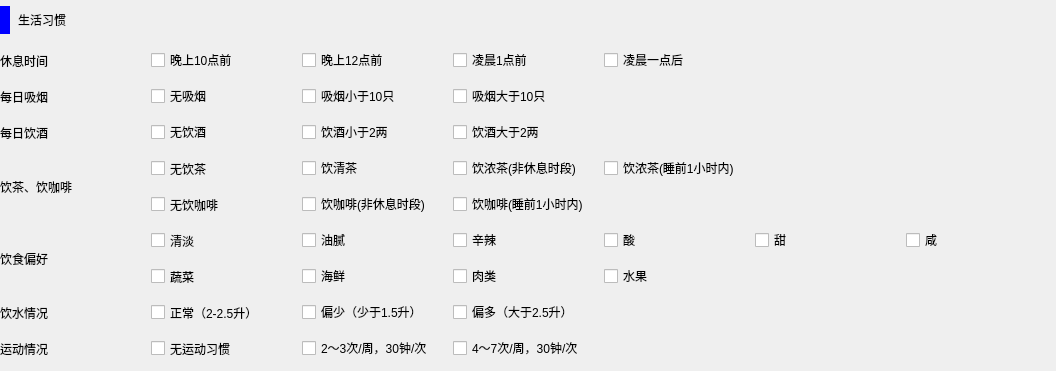
Qt form src/ui/t3l7.ui (fantasy-mark/Summer) before a commit.
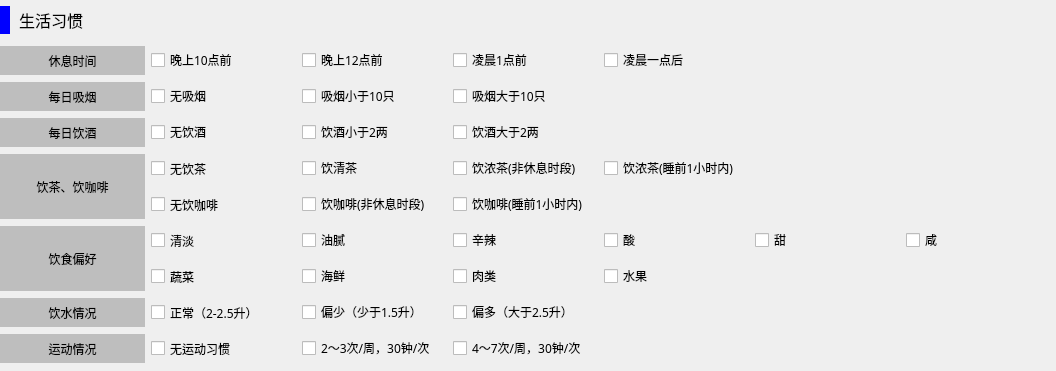
The same form after that commit.

Patch:
```diff
--- a/src/ui/t3l7.ui
+++ b/src/ui/t3l7.ui
@@ -22,6 +22,11 @@
      <height>364</height>
     </rect>
    </property>
+   <property name="font">
+    <font>
+     <family>微软雅黑</family>
+    </font>
+   </property>
    <layout class="QGridLayout" name="gridLayout" columnstretch="1,1,1,1,1,1,1">
     <item row="5" column="1">
      <widget class="QCheckBox" name="s52">
@@ -44,6 +49,11 @@
         <height>29</height>
        </size>
       </property>
+      <property name="font">
+       <font>
+        <family>微软雅黑</family>
+       </font>
+      </property>
       <property name="text">
        <string>正常（2-2.5升）</string>
       </property>
@@ -51,6 +61,11 @@
     </item>
     <item row="2" column="2">
      <widget class="QCheckBox" name="s23">
+      <property name="font">
+       <font>
+        <family>微软雅黑</family>
+       </font>
+      </property>
       <property name="text">
        <string>吸烟小于10只</string>
       </property>
@@ -58,6 +73,11 @@
     </item>
     <item row="2" column="3">
      <widget class="QCheckBox" name="s24">
+      <property name="font">
+       <font>
+        <family>微软雅黑</family>
+       </font>
+      </property>
       <property name="text">
        <string>吸烟大于10只</string>
       </property>
@@ -85,9 +105,20 @@
         <height>29</height>
        </size>
       </property>
+      <property name="font">
+       <font>
+        <family>微软雅黑</family>
+       </font>
+      </property>
+      <property name="styleSheet">
+       <string notr="true">background-color: rgb(190, 190, 190);</string>
+      </property>
       <property name="text">
        <string>每日饮酒</string>
       </property>
+      <property name="alignment">
+       <set>Qt::AlignCenter</set>
+      </property>
      </widget>
     </item>
     <item row="4" column="1">
@@ -105,6 +136,11 @@
     </item>
     <item row="3" column="3">
      <widget class="QCheckBox" name="s34">
+      <property name="font">
+       <font>
+        <family>微软雅黑</family>
+       </font>
+      </property>
       <property name="text">
        <string>饮酒大于2两</string>
       </property>
@@ -112,6 +148,11 @@
     </item>
     <item row="4" column="3">
      <widget class="QCheckBox" name="s44">
+      <property name="font">
+       <font>
+        <family>微软雅黑</family>
+       </font>
+      </property>
       <property name="text">
        <string>饮浓茶(非休息时段)</string>
       </property>
@@ -126,6 +167,11 @@
     </item>
     <item row="8" column="2">
      <widget class="QCheckBox" name="s83">
+      <property name="font">
+       <font>
+        <family>微软雅黑</family>
+       </font>
+      </property>
       <property name="text">
        <string>偏少（少于1.5升）</string>
       </property>
@@ -140,6 +186,11 @@
     </item>
     <item row="1" column="3">
      <widget class="QCheckBox" name="s14">
+      <property name="font">
+       <font>
+        <family>微软雅黑</family>
+       </font>
+      </property>
       <property name="text">
        <string>凌晨1点前</string>
       </property>
@@ -160,13 +211,29 @@
         <height>29</height>
        </size>
       </property>
+      <property name="font">
+       <font>
+        <family>微软雅黑</family>
+       </font>
+      </property>
+      <property name="styleSheet">
+       <string notr="true">background-color: rgb(190, 190, 190);</string>
+      </property>
       <property name="text">
        <string>每日吸烟</string>
       </property>
+      <property name="alignment">
+       <set>Qt::AlignCenter</set>
+      </property>
      </widget>
     </item>
     <item row="1" column="1">
      <widget class="QCheckBox" name="s12">
+      <property name="font">
+       <font>
+        <family>微软雅黑</family>
+       </font>
+      </property>
       <property name="text">
        <string>晚上10点前</string>
       </property>
@@ -201,16 +268,38 @@
     </item>
     <item row="8" column="0">
      <widget class="QLabel" name="s81">
+      <property name="font">
+       <font>
+        <family>微软雅黑</family>
+       </font>
+      </property>
+      <property name="styleSheet">
+       <string notr="true">background-color: rgb(190, 190, 190);</string>
+      </property>
       <property name="text">
        <string>饮水情况</string>
       </property>
+      <property name="alignment">
+       <set>Qt::AlignCenter</set>
+      </property>
      </widget>
     </item>
     <item row="9" column="0">
      <widget class="QLabel" name="s91">
+      <property name="font">
+       <font>
+        <family>微软雅黑</family>
+       </font>
+      </property>
+      <property name="styleSheet">
+       <string notr="true">background-color: rgb(190, 190, 190);</string>
+      </property>
       <property name="text">
        <string>运动情况</string>
       </property>
+      <property name="alignment">
+       <set>Qt::AlignCenter</set>
+      </property>
      </widget>
     </item>
     <item row="6" column="2">
@@ -229,6 +318,11 @@
     </item>
     <item row="5" column="2">
      <widget class="QCheckBox" name="s53">
+      <property name="font">
+       <font>
+        <family>微软雅黑</family>
+       </font>
+      </property>
       <property name="text">
        <string>饮咖啡(非休息时段)</string>
       </property>
@@ -236,6 +330,11 @@
     </item>
     <item row="1" column="2">
      <widget class="QCheckBox" name="s13">
+      <property name="font">
+       <font>
+        <family>微软雅黑</family>
+       </font>
+      </property>
       <property name="text">
        <string>晚上12点前</string>
       </property>
@@ -243,6 +342,11 @@
     </item>
     <item row="3" column="2">
      <widget class="QCheckBox" name="s33">
+      <property name="font">
+       <font>
+        <family>微软雅黑</family>
+       </font>
+      </property>
       <property name="text">
        <string>饮酒小于2两</string>
       </property>
@@ -256,16 +360,38 @@
         <height>29</height>
        </size>
       </property>
+      <property name="font">
+       <font>
+        <family>微软雅黑</family>
+       </font>
+      </property>
+      <property name="styleSheet">
+       <string notr="true">background-color: rgb(190, 190, 190);</string>
+      </property>
       <property name="text">
        <string>休息时间</string>
       </property>
+      <property name="alignment">
+       <set>Qt::AlignCenter</set>
+      </property>
      </widget>
     </item>
     <item row="4" column="0" rowspan="2">
      <widget class="QLabel" name="s41">
+      <property name="font">
+       <font>
+        <family>微软雅黑</family>
+       </font>
+      </property>
+      <property name="styleSheet">
+       <string notr="true">background-color: rgb(190, 190, 190);</string>
+      </property>
       <property name="text">
        <string>饮茶、饮咖啡</string>
       </property>
+      <property name="alignment">
+       <set>Qt::AlignCenter</set>
+      </property>
      </widget>
     </item>
     <item row="7" column="1">
@@ -304,13 +430,29 @@
     </item>
     <item row="6" column="0" rowspan="2">
      <widget class="QLabel" name="s61">
+      <property name="font">
+       <font>
+        <family>微软雅黑</family>
+       </font>
+      </property>
+      <property name="styleSheet">
+       <string notr="true">background-color: rgb(190, 190, 190);</string>
+      </property>
       <property name="text">
        <string>饮食偏好</string>
       </property>
+      <property name="alignment">
+       <set>Qt::AlignCenter</set>
+      </property>
      </widget>
     </item>
     <item row="8" column="3">
      <widget class="QCheckBox" name="s84">
+      <property name="font">
+       <font>
+        <family>微软雅黑</family>
+       </font>
+      </property>
       <property name="text">
        <string>偏多（大于2.5升）</string>
       </property>
@@ -331,6 +473,11 @@
     </item>
     <item row="9" column="2">
      <widget class="QCheckBox" name="s93">
+      <property name="font">
+       <font>
+        <family>微软雅黑</family>
+       </font>
+      </property>
       <property name="text">
        <string>2～3次/周，30钟/次</string>
       </property>
@@ -338,6 +485,11 @@
     </item>
     <item row="9" column="3">
      <widget class="QCheckBox" name="s94">
+      <property name="font">
+       <font>
+        <family>微软雅黑</family>
+       </font>
+      </property>
       <property name="text">
        <string>4～7次/周，30钟/次</string>
       </property>
@@ -345,6 +497,11 @@
     </item>
     <item row="5" column="3">
      <widget class="QCheckBox" name="s54">
+      <property name="font">
+       <font>
+        <family>微软雅黑</family>
+       </font>
+      </property>
       <property name="text">
        <string>饮咖啡(睡前1小时内)</string>
       </property>
@@ -352,6 +509,11 @@
     </item>
     <item row="4" column="4">
      <widget class="QCheckBox" name="s45">
+      <property name="font">
+       <font>
+        <family>微软雅黑</family>
+       </font>
+      </property>
       <property name="text">
        <string>饮浓茶(睡前1小时内)</string>
       </property>
@@ -371,6 +533,12 @@
         <height>38</height>
        </size>
       </property>
+      <property name="font">
+       <font>
+        <family>微软雅黑</family>
+        <pointsize>12</pointsize>
+       </font>
+      </property>
       <property name="styleSheet">
        <string notr="true">border-left: 10px solid blue;
 border-radius:5px;
```
Left out of the diff: 85 changed lines with no effect on the pictures.
